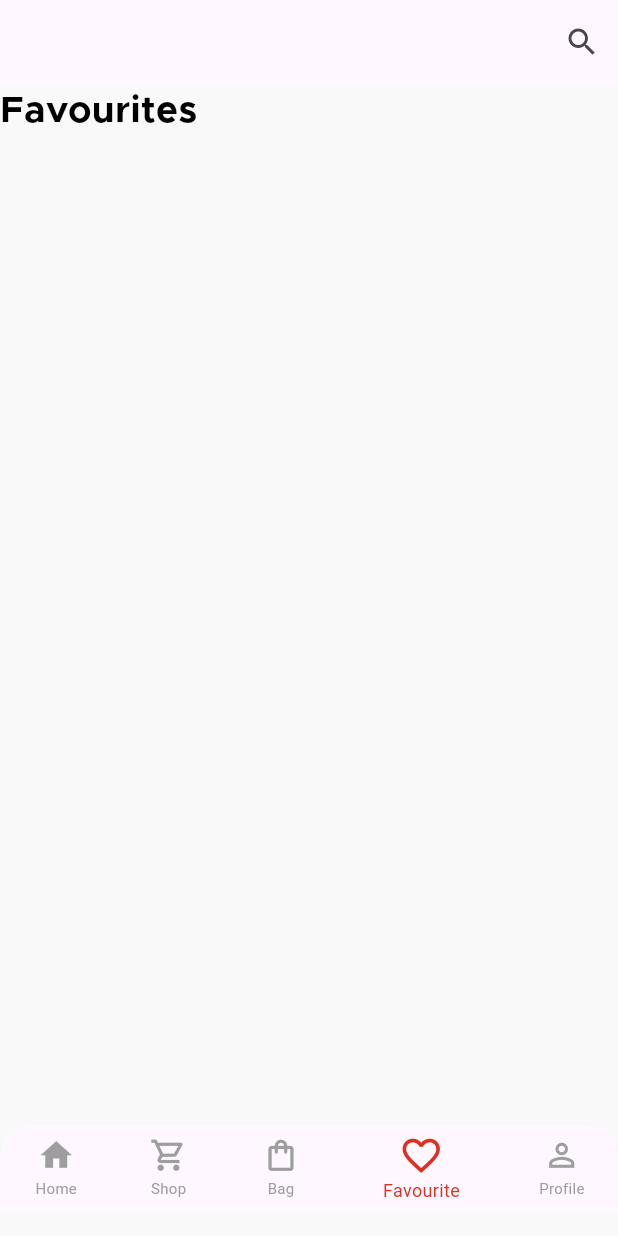
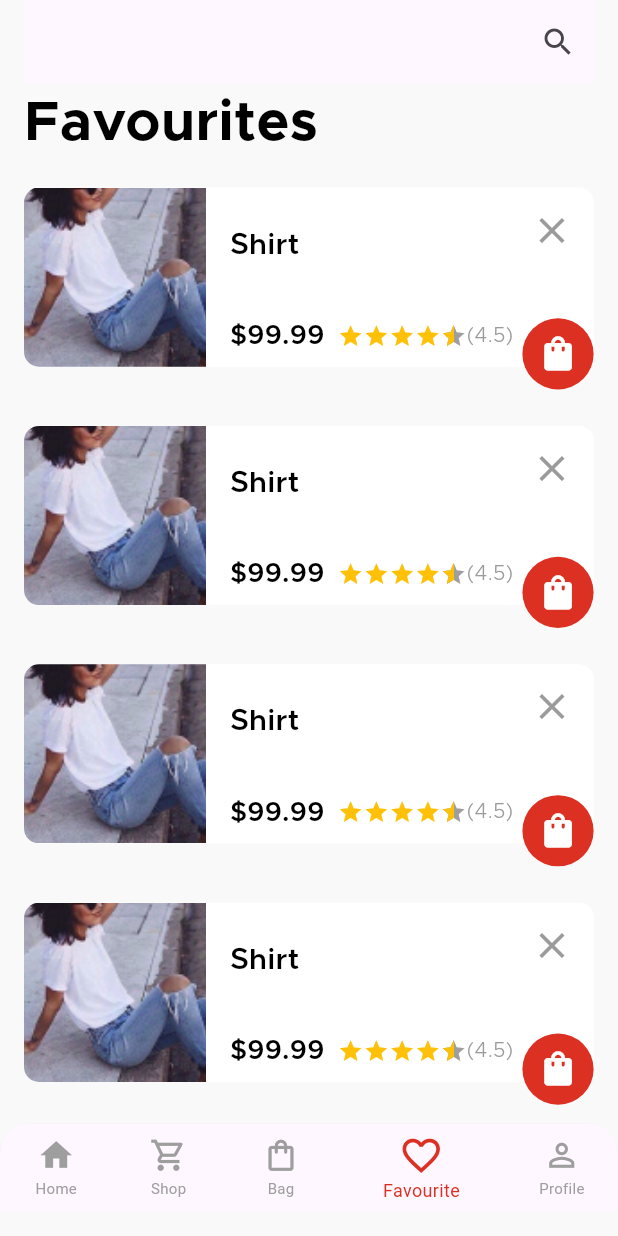
Before and after one commit to mahmoud-hassan1/Fashion-App, a Flutter app: the NavigationBarView screen opened directly, swiped to page 4, on a phone screen of 412 x 824 dp. Run offline on Flutter 3.47's test engine with Material 3 defaults, Android fonts, the phone set to English and light mode, and no system bars; drawn by our look-alikes of flutter_rating_bar; our stand-ins replace bloc, cloud_firestore, device_preview, firebase_auth, firebase_core, flutter_bloc and 4 more; missing offline and left inert: carousel_slider_plus; accounts and stored records are empty; project files that could hold a hidden picture were left out.

Commit message:
Favourite Ui done

```diff
--- a/lib/Features/favourite/presentation/views/widgets/favourite_view_body.dart
+++ b/lib/Features/favourite/presentation/views/widgets/favourite_view_body.dart
@@ -1,4 +1,5 @@
 import 'package:flutter/material.dart';
+import 'package:online_shopping/Features/favourite/presentation/views/widgets/favourites_list_view.dart';
 import 'package:online_shopping/core/utiles/styles.dart';
 
 class FavouriteViewBody extends StatelessWidget {
@@ -6,7 +7,9 @@ class FavouriteViewBody extends StatelessWidget {
 
   @override
   Widget build(BuildContext context) {
-    return  CustomScrollView(
+    return  Padding(
+      padding: const EdgeInsets.symmetric(horizontal: 16),
+      child: CustomScrollView(
         slivers: [
           SliverAppBar(
             actions:  [
@@ -17,11 +20,12 @@ class FavouriteViewBody extends StatelessWidget {
           ),
           SliverToBoxAdapter(
             child: Text("Favourites",
-          style: Styles.kFontSize30(context),
+            style: Styles.kLargeTextStyle(context),
             ),
           ),
-
+          const FavouritesListView()
         ],
+      ),
     );
   }
 }
--- /dev/null
+++ b/lib/Features/favourite/presentation/views/widgets/favourites_item.dart
@@ -0,0 +1,138 @@
+import 'package:flutter/material.dart';
+import 'package:flutter_rating_bar/flutter_rating_bar.dart';
+import 'package:flutter_screenutil/flutter_screenutil.dart';
+import 'package:online_shopping/core/utiles/app_colors.dart';
+import 'package:online_shopping/core/utiles/assets.dart';
+import 'package:online_shopping/core/utiles/styles.dart';
+
+class FavouritesItem extends StatelessWidget {
+  const FavouritesItem({
+    super.key,
+  });
+
+  @override
+  Widget build(BuildContext context) {
+    return Stack(
+      children: [
+        SizedBox(height: 113.h,),
+        Container(
+          height: 100.h,
+          decoration: BoxDecoration(
+              borderRadius: BorderRadius.circular(10), color: Colors.white),
+          child: Row(
+            children: [
+              Expanded(
+                flex: 1,
+                child: SizedBox(
+                  height: 100.h,
+                  child: ClipRRect(
+                    borderRadius: const BorderRadius.only(topLeft: Radius.circular(10),bottomLeft: Radius.circular(10)),
+                    child: Image.asset(
+                      Assets.imagesClothes,
+                      fit: BoxFit.cover,
+                    ),
+                  ),
+                ),
+              ),
+              const SizedBox(
+                width: 16,
+              ),
+              Expanded(
+                flex: 2,
+                child: Column(
+                  crossAxisAlignment: CrossAxisAlignment.start,
+                  children: [
+                    const SizedBox(
+                      height: 24,
+                    ),
+                    Text(
+                      "Shirt",
+                      style: Styles.kMediumTextStyle(context),
+                    ),
+                    const Spacer(),
+                    Row(
+                      mainAxisAlignment: MainAxisAlignment.spaceBetween,
+                      children: [
+                        SizedBox(
+                          width: 55.w,
+                          child: FittedBox(
+                            fit: BoxFit.scaleDown,
+                            alignment: Alignment.centerLeft,
+                            child: Text(
+                              textAlign: TextAlign.left,
+                              "\$99.99",
+                              style: Styles.kMediumTextStyle(context),
+                              maxLines: 1,
+
+                            ),
+                          ),
+                        ),
+                        SizedBox(
+                          width: 4,
+                        ),
+                        Row(
+                          children: [
+                            RatingBarIndicator(
+                              rating: 4.5,
+                              itemSize: 15.r,
+                              itemBuilder: (context, _) => const Icon(
+                                Icons.star,
+                                color: Colors.amber,
+                              ),
+                            ),
+                            Text(
+                              "(4.5)",
+                              style: Styles.kFontSize17(context).copyWith(
+                                color: AppColors.kSeconderyTextColor,
+                                fontWeight: FontWeight.w400,
+                              ),
+                            ),
+                             SizedBox(
+                              width: 47.r,
+                            )
+                          ],
+                        ),
+                      ],
+                    ),
+                    const SizedBox(
+                      height: 8,
+                    )
+                  ],
+                ),
+              )
+            ],
+          ),
+        ),
+      Positioned(
+        top: 4,
+        right: 4,
+        child: IconButton(
+          onPressed: (){},
+         icon:  Icon(
+          Icons.close,
+          color: AppColors.kSeconderyTextColor,
+          size: 25.r,
+          ))
+      ),
+       Positioned(
+        bottom: 0,
+        right: 0,
+      child:
+      IconButton(
+        icon:  const Icon(
+          Icons.shopping_bag,
+          color: Colors.white,
+        ),
+        onPressed: () {},
+        style: IconButton.styleFrom(
+          backgroundColor: AppColors.kRed,
+          iconSize: 24.r,
+          padding: EdgeInsets.all(10)
+        ),
+      ),
+
+       )
+      ],
+    );
+  }
+}
--- a/lib/Features/favourite/presentation/views/widgets/favourites_list_view.dart
+++ b/lib/Features/favourite/presentation/views/widgets/favourites_list_view.dart
@@ -1,24 +1,22 @@
 import 'package:flutter/material.dart';
-import 'package:online_shopping/core/utiles/assets.dart';
+import 'package:online_shopping/Features/favourite/presentation/views/widgets/favourites_item.dart';
+
 
 class FavouritesListView extends StatelessWidget {
   const FavouritesListView({super.key});
 
   @override
   Widget build(BuildContext context) {
-    return SliverList.builder(
-      itemBuilder: (context, index) => Container(
-        child: Row(
+    return SliverPadding(
+      padding: const EdgeInsets.only(top:16,bottom: 32),
+      sliver: SliverList.separated(
 
-          children: [
-            Image.asset(
-              Assets.imagesClothes
-            )
-          ],
+        itemBuilder: (context, index) => const FavouritesItem(),
+        separatorBuilder: (context, index) => const SizedBox(
+          height: 24,
         ),
+        itemCount: 5,
       ),
-
-      itemCount: 5,
     );
   }
 }
--- a/lib/Features/profile/presentation/views/profile_view.dart
+++ b/lib/Features/profile/presentation/views/profile_view.dart
@@ -1,4 +1,5 @@
 import 'package:flutter/material.dart';
+import 'package:online_shopping/Features/profile/presentation/views/widgets/profile_view_body.dart';
 
 class ProfileView extends StatelessWidget {
   const ProfileView({super.key});
@@ -6,7 +7,7 @@ class ProfileView extends StatelessWidget {
   @override
   Widget build(BuildContext context) {
     return const Scaffold(
-      body: ProfileView(),
+      body: ProfileViewBody(),
     );
   }
 }
--- a/lib/core/utiles/app_colors.dart
+++ b/lib/core/utiles/app_colors.dart
@@ -5,4 +5,5 @@ class AppColors {
   static const kItemBackgroundColor = Color(0xffFFFFFF);
   static const kRed= Color(0xffDB3022);
   static const kIconColor= Color(0xff9B9B9B);
+  static const kSeconderyTextColor=Color(0XFF9B9B9B);
 }
--- a/lib/core/utiles/styles.dart
+++ b/lib/core/utiles/styles.dart
@@ -24,6 +24,12 @@ abstract class Styles {
         color: Colors.black,
         fontWeight: FontWeight.w700,
         fontSize: getResponsiveFontSize(context, fontSize: 30),
+      );
+        static TextStyle kFontSize17(BuildContext context) => TextStyle(
+        fontFamily: "metro",
+        color: Colors.black,
+        fontWeight: FontWeight.w700,
+        fontSize: getResponsiveFontSize(context, fontSize: 17),
       );
   static TextStyle kFontSize60(BuildContext context) => TextStyle(
         fontFamily: "metro",
--- a/pubspec.yaml
+++ b/pubspec.yaml
@@ -47,6 +47,7 @@ dependencies:
   flutter_screenutil: ^5.9.3
   carousel_slider_plus: ^6.0.0
   flutter_secure_storage: ^9.2.2
+  flutter_rating_bar: ^4.0.1
 
 flutter_assets:
   assets_path:
```
Also changed, not shown: pubspec.lock. Lines whose indentation alone changed are shown as unchanged.
